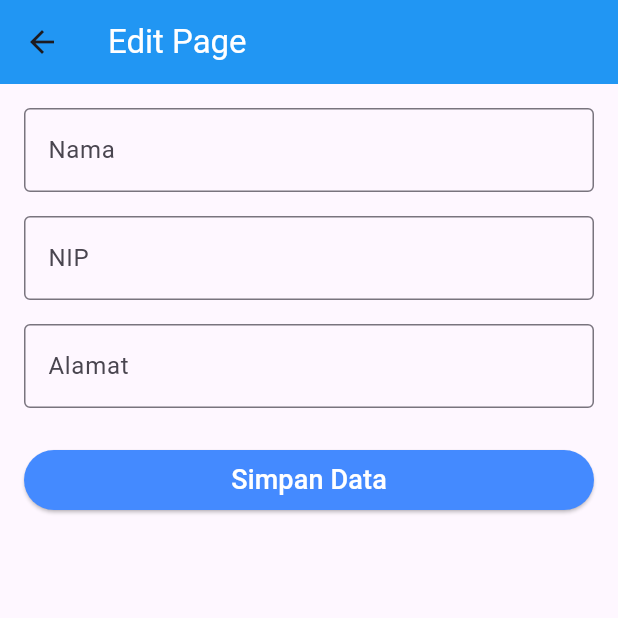
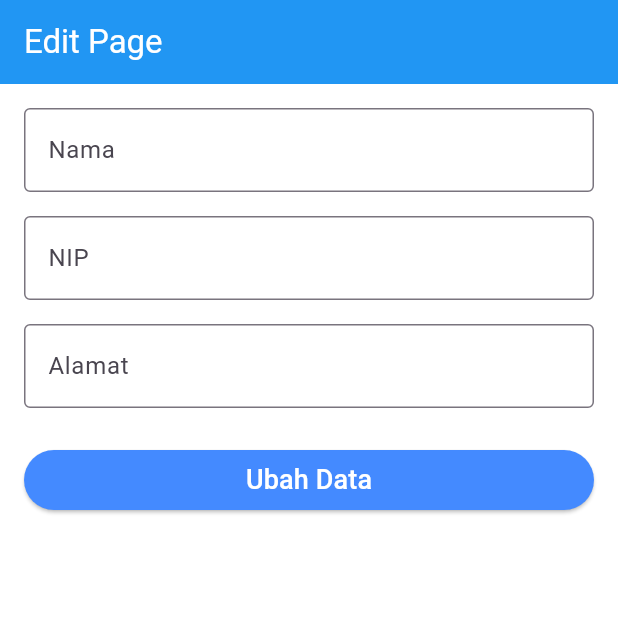
Before and after one commit to adipramanadev/flutterinventori, a Flutter app: the DetailPage screen opened directly with empty values, after a tap on "Edit", on a phone screen of 412 x 824 dp, the top half of it. Run offline on Flutter 3.47's test engine with Material 3 defaults, Android fonts, the phone set to English and light mode, and no system bars; our stand-ins replace get; network calls fail.

```diff
--- a/lib/views/detailpage.dart
+++ b/lib/views/detailpage.dart
@@ -136,7 +136,7 @@ class _DetailPageState extends State<DetailPage> {
                     //tombol edit
                     ElevatedButton(
                       onPressed: () {
-                        Get.to(() => UpdatePage());
+                        Get.to(() => UpdatePage(pegawaiModel: widget.pegawai));
                         // Get.snackbar("Info", "Fungsi Edit nanti disini ");
                       },
                       style: ElevatedButton.styleFrom(
--- a/lib/views/updatePage.dart
+++ b/lib/views/updatePage.dart
@@ -1,25 +1,63 @@
 import 'package:flutter/material.dart';
+import 'package:flutterinventori/model/PegawaiModel.dart';
+import 'package:flutterinventori/services/PegawaiService.dart';
+import 'package:get/get.dart';
 import 'package:http/http.dart' as http;
 
 class UpdatePage extends StatefulWidget {
-  const UpdatePage({super.key});
+  final PegawaiModel pegawaiModel;
+  const UpdatePage({required this.pegawaiModel, super.key});
 
   @override
   State<UpdatePage> createState() => _UpdatePageState();
 }
 
 class _UpdatePageState extends State<UpdatePage> {
+  final Pegawaiservice pegawaiservice = Pegawaiservice();
   //controller untuk form field
   final TextEditingController _namaController = TextEditingController();
   final TextEditingController _alamatController = TextEditingController();
   final TextEditingController _nipController = TextEditingController();
 
   @override
+  void initState() {
+    //isi data form dengan data yang sudah ada berdasarkan ID
+    _namaController.text = widget.pegawaiModel.nama ?? '';
+    _nipController.text = widget.pegawaiModel.nip ?? '';
+    _alamatController.text = widget.pegawaiModel.alamat ?? '';
+
+    super.initState();
+  }
+
+  //function untuk update Data Pegawai
+  void _updatePegawai() async {
+    PegawaiModel updatePegawai = PegawaiModel(
+        id: widget.pegawaiModel.id,
+        nama: _namaController.text,
+        nip: _nipController.text,
+        alamat: _alamatController.text);
+
+    //update datanya
+    try {
+      await pegawaiservice.updatePegawai(
+          widget.pegawaiModel.id!, updatePegawai);
+      Get.snackbar("Sukses", "Data Pegawai Berhasil DI update");
+    } catch (e) {
+      Get.snackbar("error", "Gagal Mengupdate Date Pegwawai");
+    }
+  }
+
+  @override
   Widget build(BuildContext context) {
     return Scaffold(
+      backgroundColor: Colors.white,
       appBar: AppBar(
+        automaticallyImplyLeading: false,
         backgroundColor: Colors.blue,
-        title: Text('Edit Page', style: TextStyle(color: Colors.white),),
+        title: Text(
+          'Edit Page',
+          style: TextStyle(color: Colors.white),
+        ),
       ),
       body: Padding(
         padding: const EdgeInsets.all(16.0),
@@ -60,15 +98,15 @@ class _UpdatePageState extends State<UpdatePage> {
               width: double.infinity,
               child: ElevatedButton(
                   onPressed: () {
-                    //bagian save disini
-                    // _tambahPegawai();
+                    //bagian update disini
+                    _updatePegawai();
                     // Get.to(Homepage());
                   },
                   style: ElevatedButton.styleFrom(
                     backgroundColor: Colors.blueAccent,
                   ),
                   child: const Text(
-                    'Simpan Data',
+                    'Ubah Data',
                     style: TextStyle(
                       fontSize: 18.0,
                       color: Colors.white,
```
Also changed, not shown: lib/services/PegawaiService.dart (+17 -3 lines).
